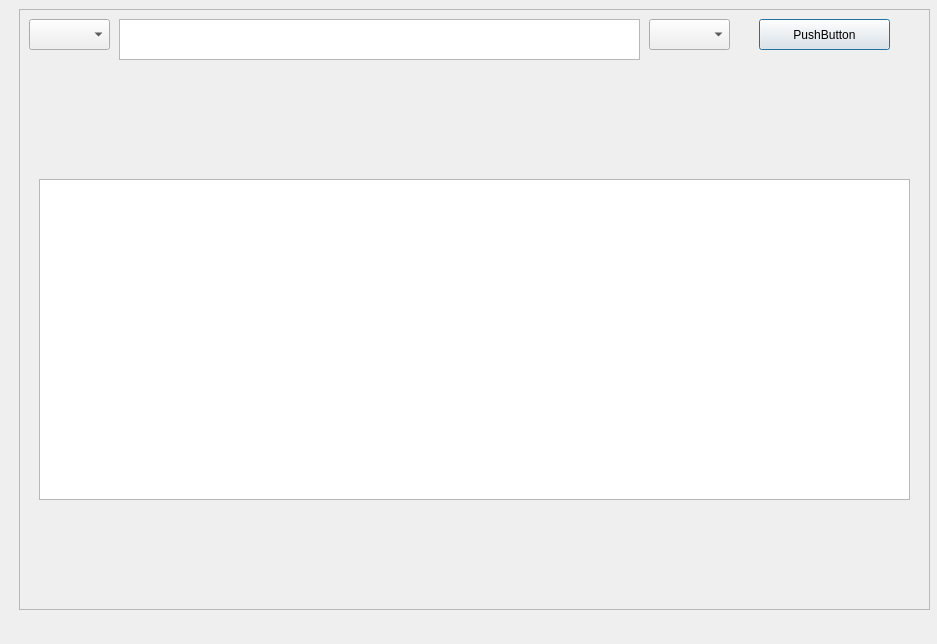
ProjetCPP-S2-2A15/projetcpp2a15-vaccicare, file dialoglistepatient.ui: the form before one commit.
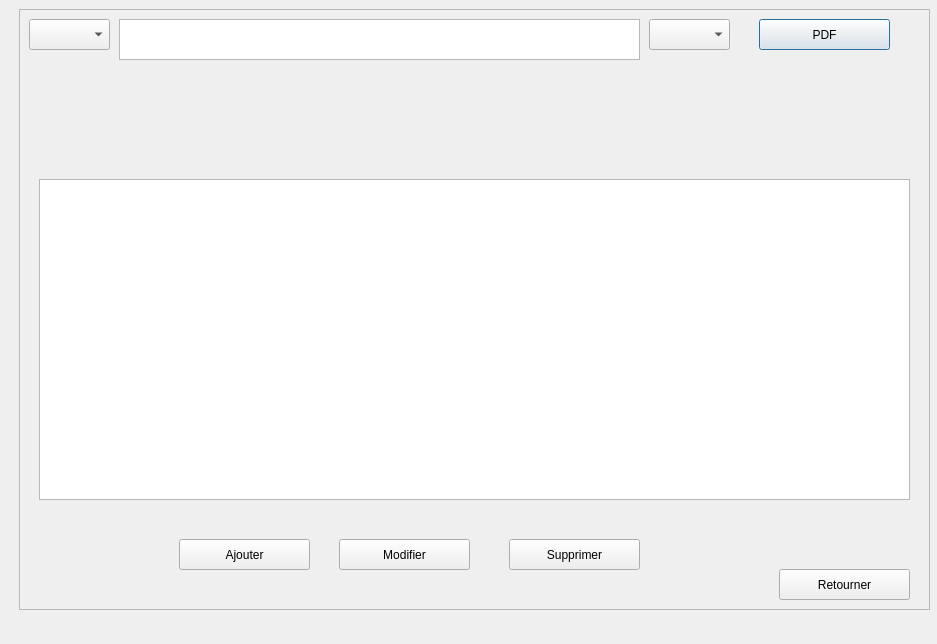
The form after the commit.

What changed in the file:
```diff
--- a/dialoglistepatient.ui
+++ b/dialoglistepatient.ui
@@ -38,7 +38,7 @@
      </rect>
     </property>
     <property name="text">
-     <string>PushButton</string>
+     <string>PDF</string>
     </property>
    </widget>
    <widget class="QComboBox" name="tri">
@@ -81,6 +81,58 @@
      </rect>
     </property>
    </widget>
+   <widget class="QPushButton" name="ButtonAjouter">
+    <property name="geometry">
+     <rect>
+      <x>160</x>
+      <y>530</y>
+      <width>131</width>
+      <height>31</height>
+     </rect>
+    </property>
+    <property name="text">
+     <string>Ajouter</string>
+    </property>
+   </widget>
+   <widget class="QPushButton" name="ButtonModifier">
+    <property name="geometry">
+     <rect>
+      <x>320</x>
+      <y>530</y>
+      <width>131</width>
+      <height>31</height>
+     </rect>
+    </property>
+    <property name="text">
+     <string>Modifier</string>
+    </property>
+   </widget>
+   <widget class="QPushButton" name="ButtonSupprimer">
+    <property name="geometry">
+     <rect>
+      <x>490</x>
+      <y>530</y>
+      <width>131</width>
+      <height>31</height>
+     </rect>
+    </property>
+    <property name="text">
+     <string>Supprimer</string>
+    </property>
+   </widget>
+   <widget class="QPushButton" name="ButtonRetourner">
+    <property name="geometry">
+     <rect>
+      <x>760</x>
+      <y>560</y>
+      <width>131</width>
+      <height>31</height>
+     </rect>
+    </property>
+    <property name="text">
+     <string>Retourner</string>
+    </property>
+   </widget>
   </widget>
  </widget>
  <resources/>
```
Left out of the diff: 2 changed lines with no effect on the pictures.
